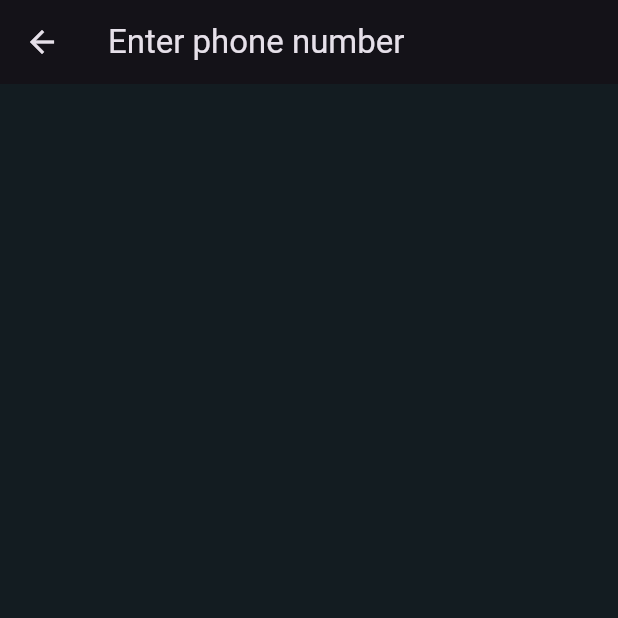
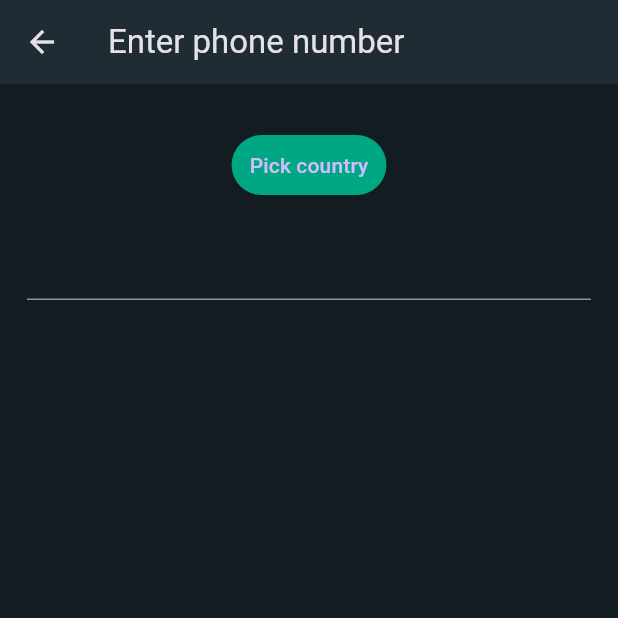
Before and after one commit to samuel2l/Social-Media-Chat-App, a Flutter app: the screen it shows after launch, after a tap on "Agree and Continue", on a phone screen of 412 x 824 dp, the top half of it. Run offline on Flutter 3.47's test engine with Material 3 defaults, Android fonts, the phone set to English and light mode, and no system bars; our stand-ins replace firebase_core; accounts and stored records are empty; network calls fail.

Commit message:
add login screen

```diff
--- a/lib/features/auth/screens/login.dart
+++ b/lib/features/auth/screens/login.dart
@@ -1,9 +1,9 @@
 import 'package:flutter/material.dart';
+import 'package:social_media_chat_app/utils/colors.dart';
 
 class LoginScreen extends StatefulWidget {
-  static const routeName='/login-screen';
+  static const routeName = '/login-screen';
   const LoginScreen({super.key});
-
 
   @override
   State<LoginScreen> createState() => _LoginScreenState();
@@ -16,6 +16,27 @@ class _LoginScreenState extends State<LoginScreen> {
       appBar: AppBar(
         title: const Text('Enter phone number'),
       ),
+      body: Column(
+        children: [
+          const SizedBox(
+            height: 30,
+          ),
+          Center(
+            child: TextButton(
+              onPressed: () {},
+
+              style: TextButton.styleFrom(backgroundColor: tabColor),
+            child: const Text('Pick country'),
+            ),
+          ),
+          const Padding(
+            padding: EdgeInsets.all(18.0),
+            child: TextField(
+              keyboardType: TextInputType.number,
+            ),
+          ),
+        ],
+      ),
     );
   }
 }
--- a/lib/main.dart
+++ b/lib/main.dart
@@ -5,11 +5,11 @@ import 'package:social_media_chat_app/router.dart';
 import 'package:social_media_chat_app/utils/colors.dart';
 import 'package:social_media_chat_app/firebase_options.dart';
 
-void main() async{
+void main() async {
   WidgetsFlutterBinding.ensureInitialized();
   await Firebase.initializeApp(
     options: DefaultFirebaseOptions.currentPlatform,
-);
+  );
   runApp(const MyApp());
 }
 
@@ -19,13 +19,12 @@ class MyApp extends StatelessWidget {
   @override
   Widget build(BuildContext context) {
     return MaterialApp(
-      debugShowCheckedModeBanner: false,
-      title: 'Whatsapp UI',
-      theme: ThemeData.dark().copyWith(
-        scaffoldBackgroundColor: backgroundColor,
-      ),
-      onGenerateRoute: (settings) =>generateRoute(settings) ,
-      home: const LandingScreen()
-    );
+        debugShowCheckedModeBanner: false,
+        title: 'Whatsapp UI',
+        theme: ThemeData.dark().copyWith(
+            scaffoldBackgroundColor: backgroundColor,
+            appBarTheme: const AppBarTheme(color: appBarColor)),
+        onGenerateRoute: (settings) => generateRoute(settings),
+        home: const LandingScreen());
   }
 }
```
Also changed, not shown: lib/screens/mobile_chat_screen.dart (+19 -7 lines).
